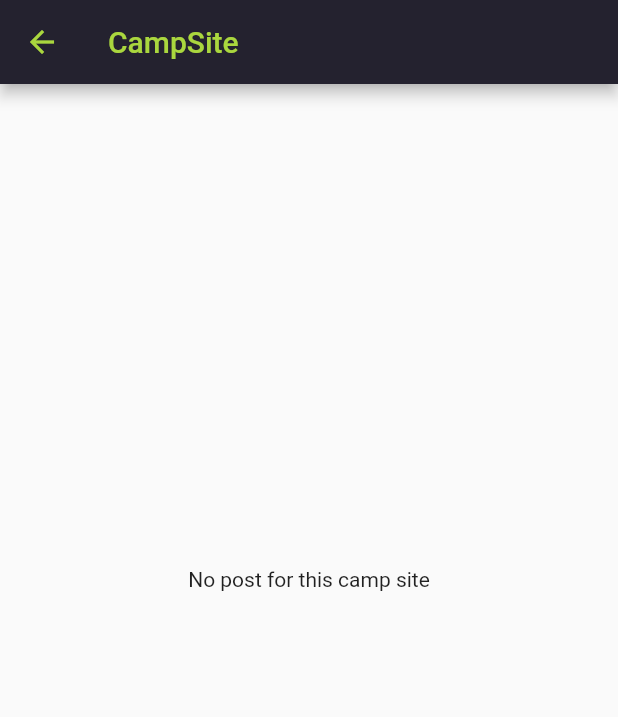
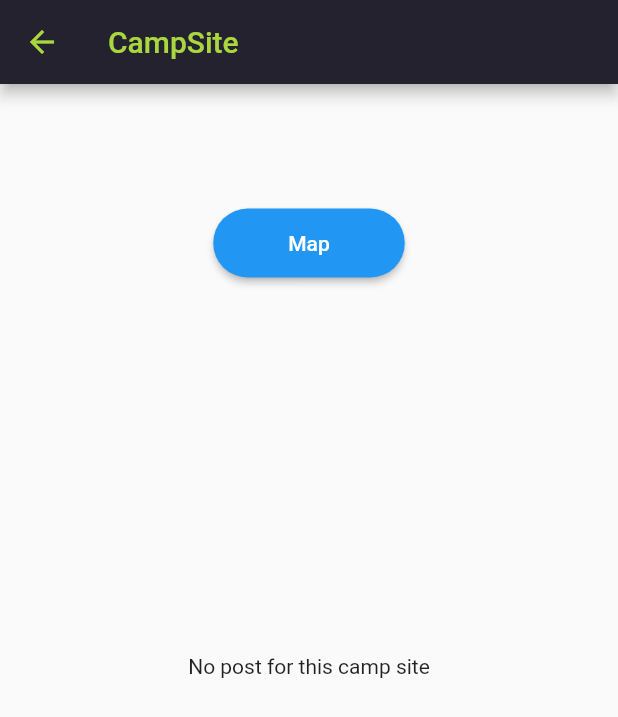
Before and after one commit to mohamedkhrouf/my-camp, a Flutter app: the CampSite widget shown alone on an empty page, opened directly with empty values, after a tap on "More", on a phone screen of 412 x 824 dp. Shown: the top 717 px of the screen. Run offline on Flutter 3.47's test engine with Material 2 defaults, Android fonts, the phone set to English and light mode, and no system bars; our stand-ins replace carousel_slider, cloud_firestore, firebase_auth, firebase_core, firebase_storage, flutter_map and 5 more; missing offline and left inert: email_auth, flutter_facebook_auth; accounts and stored records are empty; network calls fail.

Commit message:
camp site final

```diff
--- a/lib/screens/campSitePage/mainScreen/campSitePage.dart
+++ b/lib/screens/campSitePage/mainScreen/campSitePage.dart
@@ -2,6 +2,7 @@ import 'package:cloud_firestore/cloud_firestore.dart';
 import 'package:flutter/cupertino.dart';
 import 'package:flutter/material.dart';
 import 'package:my_camp/screens/campSitePage/widgets/widgets/post.dart';
+import 'package:my_camp/screens/homePage/mainScreen/mapPage.dart';
 
 class CampSitePage extends StatefulWidget {
   final campSiteData ;
@@ -95,7 +96,36 @@ class _CampSitePage extends State<CampSitePage> {
                 ),
               ),
               width: MediaQuery.of(context).size.width * 0.9,
-              margin: EdgeInsets.only(top: 10, bottom: 0),
+              margin: EdgeInsets.only(top: 10, bottom: 10),
+            ),
+            ElevatedButton(
+              style: ButtonStyle(
+                padding: MaterialStateProperty.all(
+                    EdgeInsets.only(
+                        top: 15,
+                        bottom: 15,
+                        left: 50,
+                        right: 50)),
+                shape: MaterialStateProperty.all<
+                    RoundedRectangleBorder>(
+                    RoundedRectangleBorder(
+                      borderRadius: BorderRadius.only(
+                          topLeft: Radius.circular(30),
+                          bottomLeft: Radius.circular(30),
+                          topRight: Radius.circular(30),
+                          bottomRight: Radius.circular(30)),
+                    )),
+              ),
+              onPressed: () => {
+                Navigator.push(
+                    context,
+                    MaterialPageRoute(
+                        builder: (context) => MapPage(
+                          latitude: widget.campSiteData["latitude"],
+                          longitude: widget.campSiteData["longitude"],
+                        )))
+              },
+              child: Text('Map'),
             ),
           campSitePosts.length==0 ?
               Container(margin: EdgeInsets.only(top:250) ,child: Center(child: Text("No post for this camp site"),),):
--- a/lib/screens/campSites/widgets/campSite.dart
+++ b/lib/screens/campSites/widgets/campSite.dart
@@ -29,17 +29,17 @@ class _CampSite extends State<CampSite> {
                widget.data["name"],
                 style: TextStyle(
                   color: Color.fromRGBO(0, 0, 0, 1),
-                  fontSize: 14 * 1.1,
+                  fontSize: 18,
                 ),
               ),
             ),
             Container(
               child: Text(
-                (widget.data["latitude"]!=null?widget.data["latitude"].toString():"")+"."+
+                ("Position: "+widget.data["latitude"]!=null?widget.data["latitude"].toString():"")+" , "+
                     (widget.data["longitude"]!=null?widget.data["longitude"]:"").toString(),
                 style: TextStyle(
                   color: Color.fromRGBO(0, 0, 0, 1),
-                  fontSize: 10 * 1.1,
+                  fontSize: 14.0,
                 ),
               ),
             ),
@@ -48,7 +48,7 @@ class _CampSite extends State<CampSite> {
               widget.data["description"],
               style: TextStyle(
                 color: Color.fromRGBO(0, 0, 0, 1),
-                fontSize: 14 * 1.1,
+                fontSize: 16,
               ),
             )),
           ],
--- a/lib/screens/homePage/mainScreen/mapPage.dart
+++ b/lib/screens/homePage/mainScreen/mapPage.dart
@@ -1,7 +1,7 @@
 import 'package:flutter/cupertino.dart';
 import 'package:flutter/material.dart';
 import 'package:flutter_map/flutter_map.dart';
-import "package:latlong/latlong.dart";
+import "package:latlong2/latlong.dart";
 import 'package:font_awesome_flutter/font_awesome_flutter.dart';
 class MapPage extends StatefulWidget {
   final latitude ;
@@ -37,7 +37,7 @@ class _MapPageState extends State<MapPage> {
 
         FlutterMap(
             options: new MapOptions(
-              center: new LatLng(widget.latitude.toDouble(), widget.longitude.toDouble()),
+              center: new LatLng(double.parse(widget.latitude), double.parse(widget.longitude)),
               zoom: 13.0,
             ),
         layers: [
@@ -49,7 +49,7 @@ class _MapPageState extends State<MapPage> {
               Marker(
                 width: 80.0,
                 height: 80.0,
-                point: LatLng(widget.latitude.toDouble(), widget.longitude.toDouble()),
+                point: LatLng(double.parse(widget.latitude), double.parse(widget.longitude)),
                 builder: (ctx) => Container(
                   child: SizedBox(
                     height: 18.0,
@@ -76,7 +76,7 @@ class _MapPageState extends State<MapPage> {
               Marker(
                 width: 80.0,
                 height: 80.0,
-                point: LatLng(widget.latitude.toDouble(), widget.longitude.toDouble()),
+                point: LatLng(double.parse(widget.latitude), double.parse(widget.longitude)),
                 builder: (ctx) => Container(
                   child: Icon(
                     Icons.person,
```
